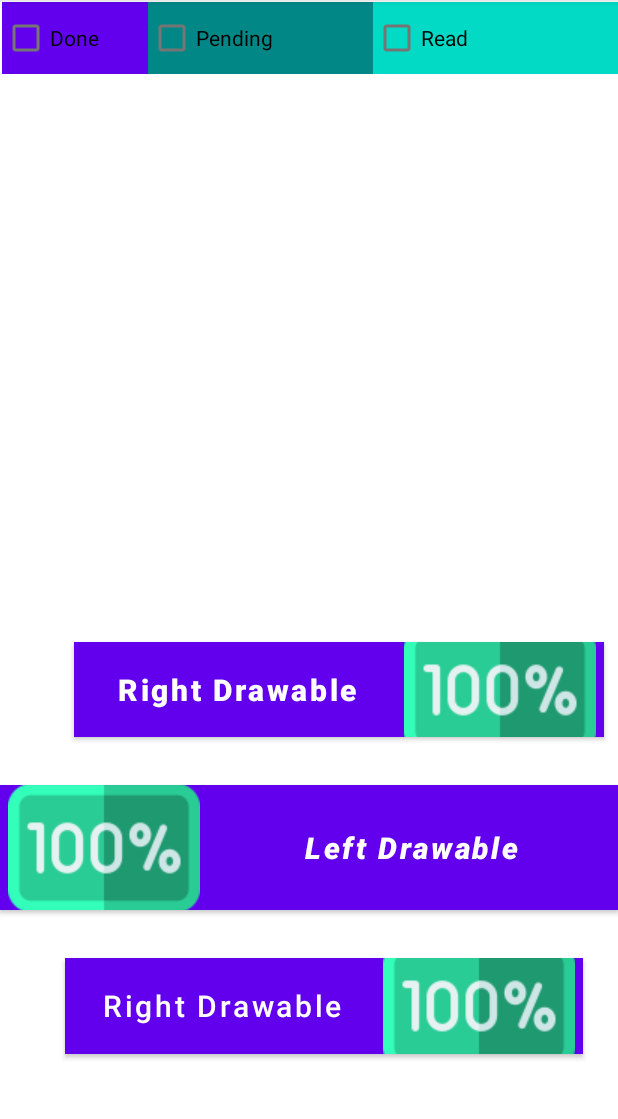
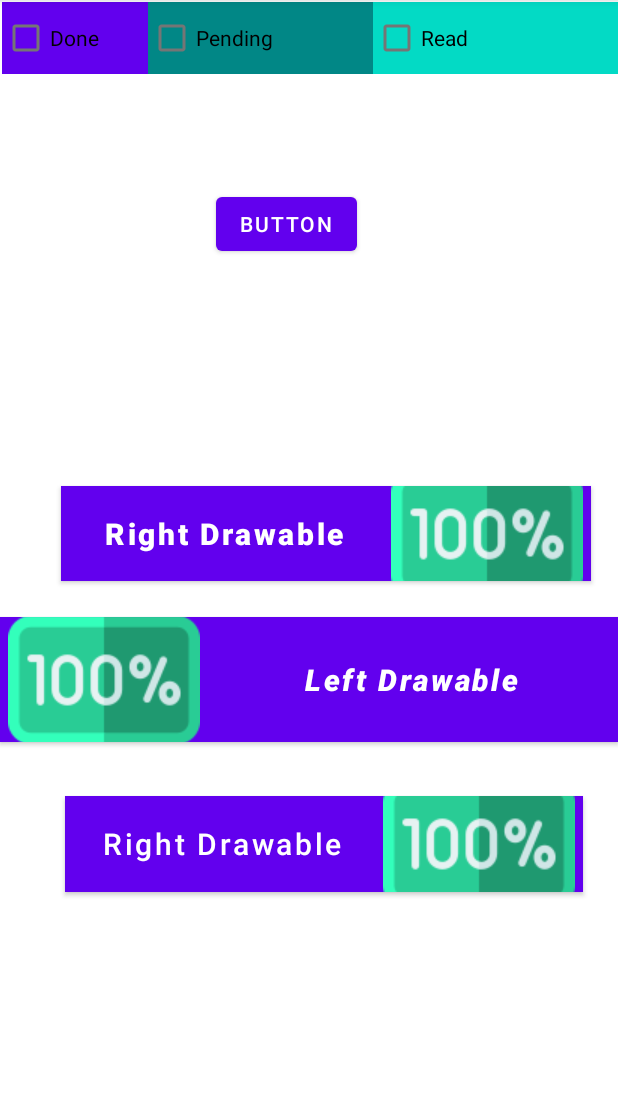
Before and after one commit to Mahreen-Asama/MC-Lect-08-09, an Android app: the screen it shows after launch (MainActivity), on a phone screen of 412 x 824 dp, the part 84-1203 px from its top. Run offline under Robolectric (Android 15) with nearby library versions, the phone set to English and light mode, and no system bars.

Commit message:
icon updated

```diff
--- a/app/src/main/java/com/example/lect_08_linearlayoutcheckbox/MainActivity.java
+++ b/app/src/main/java/com/example/lect_08_linearlayoutcheckbox/MainActivity.java
@@ -3,12 +3,46 @@ package com.example.lect_08_linearlayoutcheckbox;
 import androidx.appcompat.app.AppCompatActivity;
 
 import android.os.Bundle;
+import android.view.View;
+import android.widget.Button;
+import android.widget.CheckBox;
 
-public class MainActivity extends AppCompatActivity {
+public class MainActivity extends AppCompatActivity implements View.OnClickListener{
+
+    CheckBox done,pending,read;
+    Button b;
 
     @Override
     protected void onCreate(Bundle savedInstanceState) {
         super.onCreate(savedInstanceState);
         setContentView(R.layout.activity_main);
+
+        b=findViewById(R.id.button6);
+
+        done=findViewById(R.id.done);
+        pending=findViewById(R.id.pending);
+        read=findViewById(R.id.read);
+
+        done.setOnClickListener(this);
+        pending.setOnClickListener(this);
+        read.setOnClickListener(this);
+    }
+
+    @Override
+    public void onClick(View view) {
+        switch (view.getId()){
+            case R.id.done:
+                if(done.isChecked())
+                    b.setText("done checked");
+                break;
+            case R.id.pending:
+                if(pending.isChecked())
+                    b.setText("pending checked");
+                break;
+            case R.id.read:
+                if(read.isChecked())
+                    b.setText("read checked");
+                break;
+        }
     }
 }
--- a/app/src/main/res/layout/activity_main.xml
+++ b/app/src/main/res/layout/activity_main.xml
@@ -20,10 +20,28 @@
         tools:ignore="MissingConstraints"-->
 
     <Button
+        android:id="@+id/right1"
+        android:layout_width="0dp"
+        android:layout_height="83dp"
+        android:layout_centerInParent="true"
+        android:layout_marginTop="24dp"
+        android:background="@color/white"
+        android:drawableLeft="@drawable/icon1"
+        android:hint="Left Drawable"
+        android:padding="5dp"
+        android:textColorHint="#fff"
+        android:textSize="20sp"
+        android:textStyle="bold|italic"
+        app:layout_constraintEnd_toEndOf="parent"
+        app:layout_constraintHorizontal_bias="0.0"
+        app:layout_constraintStart_toStartOf="parent"
+        app:layout_constraintTop_toBottomOf="@+id/right2" />
+
+    <Button
         android:id="@+id/left"
         android:layout_width="345dp"
         android:layout_height="64dp"
-        android:layout_marginTop="32dp"
+        android:layout_marginTop="36dp"
         android:background="@color/purple_200"
         android:drawableRight="@drawable/icon1"
         android:hint="Right Drawable"
@@ -39,7 +57,7 @@
         android:id="@+id/right2"
         android:layout_width="353dp"
         android:layout_height="63dp"
-        android:layout_marginTop="428dp"
+        android:layout_marginTop="324dp"
         android:background="@color/purple_200"
         android:drawableRight="@drawable/icon1"
         android:hint="Right Drawable"
@@ -48,29 +66,12 @@
         android:textSize="20sp"
         android:textStyle="bold"
         app:layout_constraintEnd_toEndOf="parent"
-        app:layout_constraintHorizontal_bias="0.844"
+        app:layout_constraintHorizontal_bias="0.689"
         app:layout_constraintStart_toStartOf="parent"
         app:layout_constraintTop_toTopOf="parent" />
 
-    <Button
-        android:id="@+id/right1"
-        android:layout_width="0dp"
-        android:layout_height="83dp"
-        android:layout_centerInParent="true"
-        android:layout_marginTop="32dp"
-        android:background="@color/white"
-        android:drawableLeft="@drawable/icon1"
-        android:hint="Left Drawable"
-        android:padding="5dp"
-        android:textColorHint="#fff"
-        android:textSize="20sp"
-        android:textStyle="bold|italic"
-        app:layout_constraintEnd_toEndOf="parent"
-        app:layout_constraintHorizontal_bias="1.0"
-        app:layout_constraintStart_toStartOf="parent"
-        app:layout_constraintTop_toBottomOf="@+id/right2" />
-
     <LinearLayout
+        android:id="@+id/linearLayout"
         android:layout_width="match_parent"
         android:layout_height="wrap_content"
         android:layout_marginStart="1dp"
@@ -105,4 +106,18 @@
             android:text="Read" />
     </LinearLayout>
 
+    <Button
+        android:id="@+id/button6"
+        android:layout_width="wrap_content"
+        android:layout_height="wrap_content"
+        android:layout_marginStart="144dp"
+        android:layout_marginTop="76dp"
+        android:layout_marginEnd="173dp"
+        android:text="Button"
+        app:layout_constraintEnd_toEndOf="parent"
+        app:layout_constraintHorizontal_bias="0.0"
+        app:layout_constraintStart_toStartOf="parent"
+        app:layout_constraintTop_toBottomOf="@+id/linearLayout"
+        tools:ignore="MissingConstraints" />
+
 </androidx.constraintlayout.widget.ConstraintLayout>
--- a/app/src/main/res/mipmap-anydpi-v26/ic_launcher.xml
+++ b/app/src/main/res/mipmap-anydpi-v26/ic_launcher.xml
@@ -1,5 +1,5 @@
 <?xml version="1.0" encoding="utf-8"?>
 <adaptive-icon xmlns:android="http://schemas.android.com/apk/res/android">
     <background android:drawable="@drawable/ic_launcher_background"/>
-    <foreground android:drawable="@mipmap/ic_launcher_foreground"/>
+    <foreground android:drawable="@drawable/ic_launcher_foreground"/>
 </adaptive-icon>
--- a/app/src/main/res/mipmap-anydpi-v26/ic_launcher_round.xml
+++ b/app/src/main/res/mipmap-anydpi-v26/ic_launcher_round.xml
@@ -1,5 +1,5 @@
 <?xml version="1.0" encoding="utf-8"?>
 <adaptive-icon xmlns:android="http://schemas.android.com/apk/res/android">
     <background android:drawable="@drawable/ic_launcher_background"/>
-    <foreground android:drawable="@mipmap/ic_launcher_foreground"/>
+    <foreground android:drawable="@drawable/ic_launcher_foreground"/>
 </adaptive-icon>
```
Also changed, not shown: app/src/main/res/mipmap-hdpi/ic_launcher.png (deleted), app/src/main/res/mipmap-hdpi/ic_launcher_foreground.png (deleted), app/src/main/res/mipmap-hdpi/ic_launcher_round.png (deleted), app/src/main/res/mipmap-mdpi/ic_launcher.png (deleted), app/src/main/res/mipmap-mdpi/ic_launcher_foreground.png (deleted), app/src/main/res/mipmap-mdpi/ic_launcher_round.png (deleted), app/src/main/res/mipmap-xhdpi/ic_launcher.png (deleted), app/src/main/res/mipmap-xhdpi/ic_launcher_foreground.png (deleted), app/src/main/res/mipmap-xhdpi/ic_launcher_round.png (deleted), app/src/main/res/mipmap-xxhdpi/ic_launcher.png (deleted), app/src/main/res/mipmap-xxhdpi/ic_launcher_foreground.png (deleted), app/src/main/res/mipmap-xxhdpi/ic_launcher_round.png (deleted), app/src/main/res/mipmap-xxxhdpi/ic_launcher.png (deleted), app/src/main/res/mipmap-xxxhdpi/ic_launcher_foreground.png (deleted), 1 more files.
